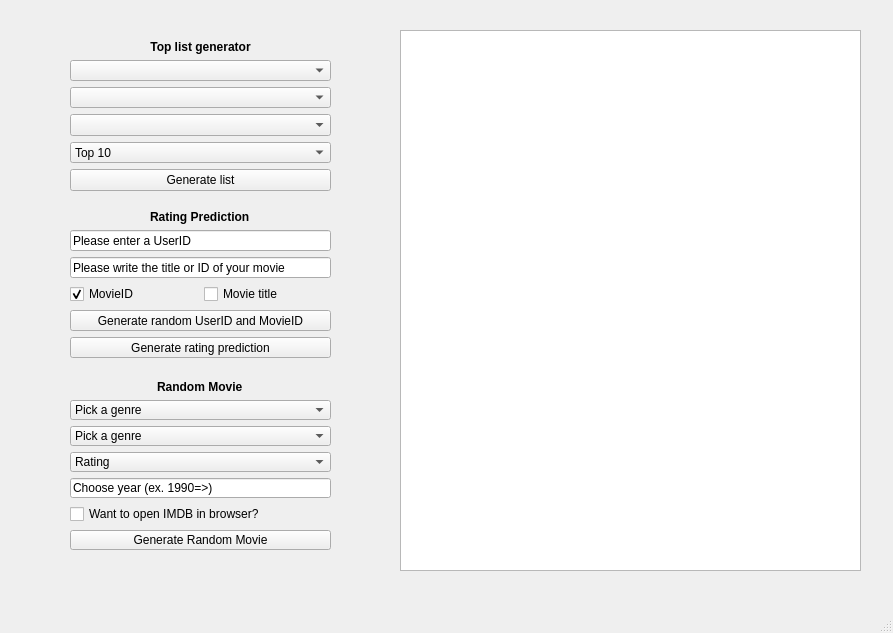
Qt form Verkefni2/ui/window.ui (thortom/T-316-GAVI) before a commit.
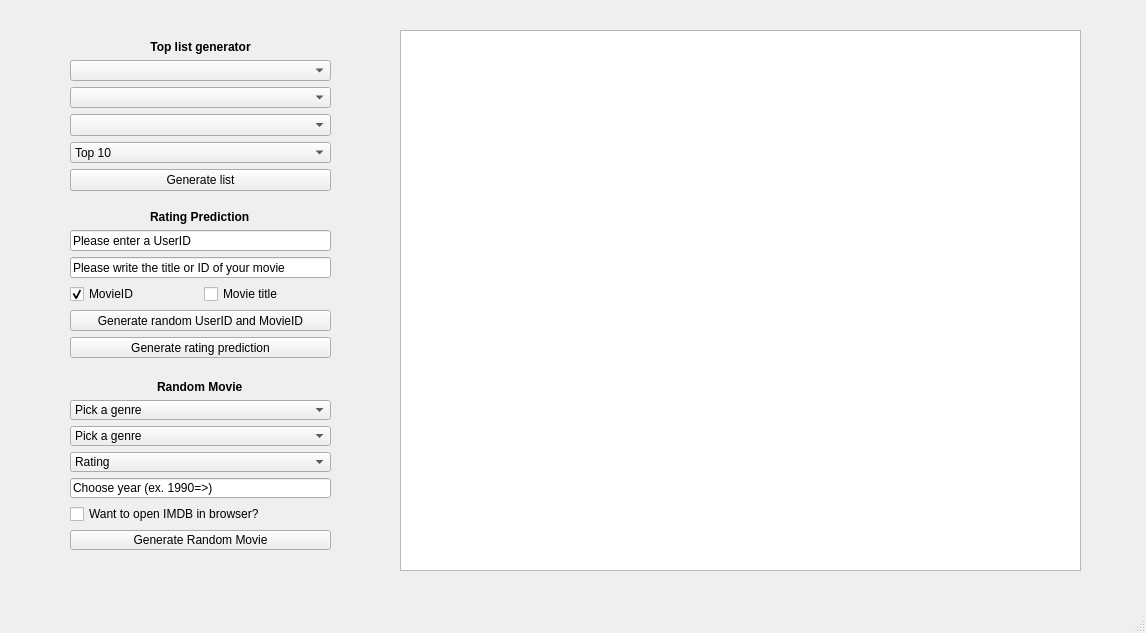
The same form after that commit.

Commit message: Stækkaði textaboxið, langir titlar á myndum rugluðu listunum

The edit to the form file:
```diff
--- a/Verkefni2/ui/window.ui
+++ b/Verkefni2/ui/window.ui
@@ -6,7 +6,7 @@
    <rect>
     <x>0</x>
     <y>0</y>
-    <width>893</width>
+    <width>1146</width>
     <height>633</height>
    </rect>
   </property>
@@ -19,7 +19,7 @@
      <rect>
       <x>400</x>
       <y>30</y>
-      <width>461</width>
+      <width>681</width>
       <height>541</height>
      </rect>
     </property>
```
Left out of the diff: 2 changed lines with no effect on the pictures. The commit also changes 1 other file.
